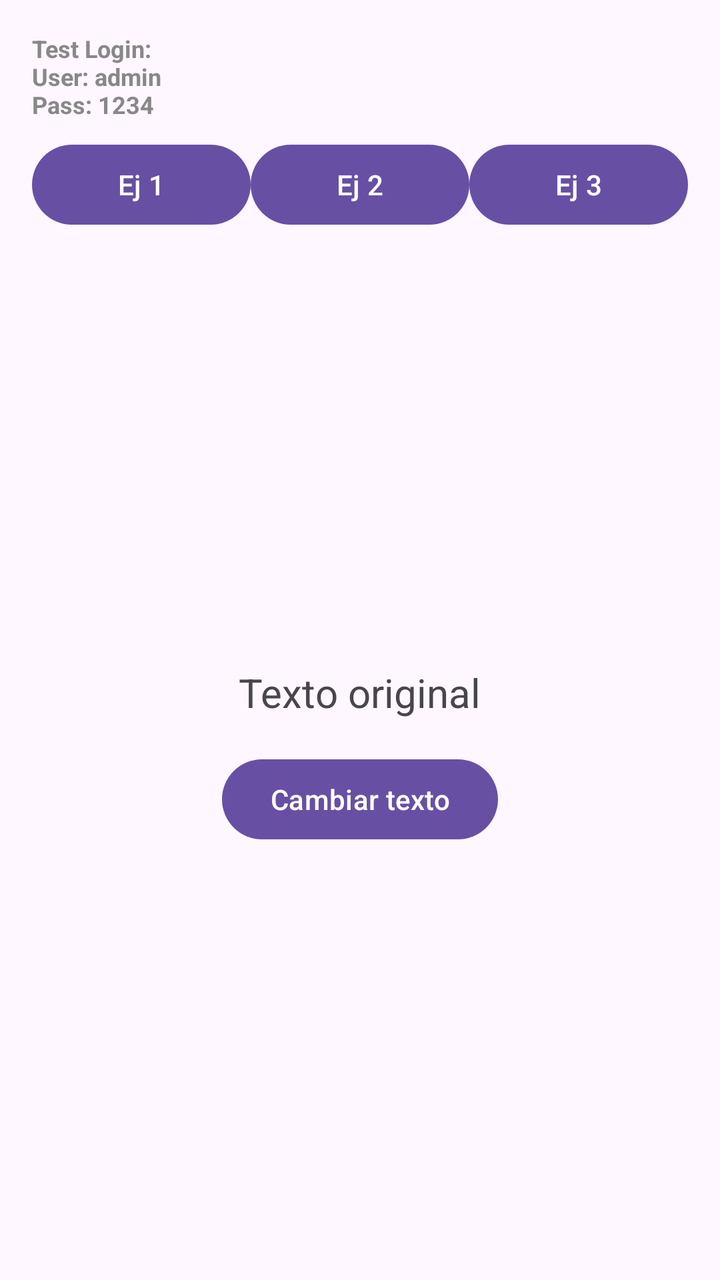
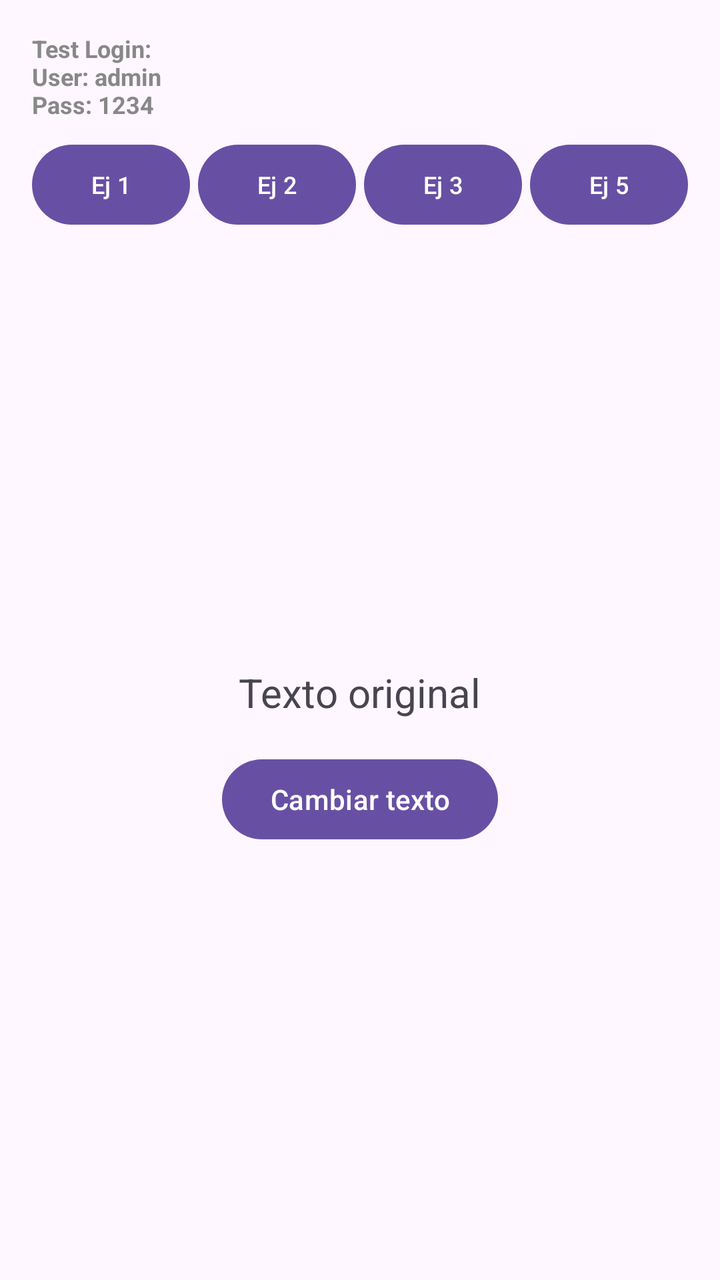

Before-and-after screenshots of an Android layout around one commit, followed by the original layout XML and the change that was made.
<!-- AndroidManifest.xml: application theme Theme.MyApplication -->
<!-- res/layout/activity_main.xml -->
<?xml version="1.0" encoding="utf-8"?>
<RelativeLayout xmlns:android="http://schemas.android.com/apk/res/android"
    android:layout_width="match_parent"
    android:layout_height="match_parent"
    android:padding="16dp">

    <TextView
        android:id="@+id/tvCredencialesPrueba"
        android:layout_width="wrap_content"
        android:layout_height="wrap_content"
        android:layout_alignParentTop="true"
        android:layout_alignParentStart="true"
        android:text="Test Login:\nUser: admin\nPass: 1234"
        android:textSize="12sp"
        android:textColor="#888888"
        android:textStyle="bold" />

    <LinearLayout
        android:id="@+id/menuNavegacion"
        android:layout_width="match_parent"
        android:layout_height="wrap_content"
        android:layout_below="@id/tvCredencialesPrueba"
        android:layout_marginTop="8dp"
        android:orientation="horizontal"
        android:gravity="center">

        <Button
            android:id="@+id/btnActividad1"
            android:layout_width="0dp"
            android:layout_height="wrap_content"
            android:layout_weight="1"
            android:text="Ej 1" />
        <Button
            android:id="@+id/btnActividad2"
            android:layout_width="0dp"
            android:layout_height="wrap_content"
            android:layout_weight="1"
            android:text="Ej 2" />
        <Button
            android:id="@+id/btnActividad3"
            android:layout_width="0dp"
            android:layout_height="wrap_content"
            android:layout_weight="1"
            android:text="Ej 3" />
    </LinearLayout>

    
    <LinearLayout
        android:id="@+id/contenedorEj1"
        android:layout_width="match_parent"
        android:layout_height="match_parent"
        android:layout_below="@id/menuNavegacion"
        android:layout_marginTop="16dp"
        android:orientation="vertical"
        android:gravity="center"
        android:visibility="visible">

        <TextView
            android:id="@+id/tvTextoEj1"
            android:layout_width="wrap_content"
            android:layout_height="wrap_content"
            android:text="Texto original"
            android:textSize="20sp"
            android:layout_marginBottom="16dp"/>
        <Button
            android:id="@+id/btnCambiarTextoEj1"
            android:layout_width="wrap_content"
            android:layout_height="wrap_content"
            android:text="Cambiar texto" />
    </LinearLayout>

    
    <LinearLayout
        android:id="@+id/contenedorEj2"
        android:layout_width="match_parent"
        android:layout_height="match_parent"
        android:layout_below="@id/menuNavegacion"
        android:layout_marginTop="16dp"
        android:orientation="vertical"
        android:gravity="center"
        android:visibility="gone">

        <EditText
            android:id="@+id/etNumero1"
            android:layout_width="match_parent"
            android:layout_height="wrap_content"
            android:hint="Ingrese primer número"
            android:inputType="numberDecimal" />
        <EditText
            android:id="@+id/etNumero2"
            android:layout_width="match_parent"
            android:layout_height="wrap_content"
            android:hint="Ingrese segundo número"
            android:inputType="numberDecimal" />
        <Button
            android:id="@+id/btnSumarEj2"
            android:layout_width="wrap_content"
            android:layout_height="wrap_content"
            android:layout_marginTop="16dp"
            android:text="Sumar" />
        <TextView
            android:id="@+id/tvResultadoEj2"
            android:layout_width="wrap_content"
            android:layout_height="wrap_content"
            android:layout_marginTop="16dp"
            android:textSize="24sp"
            android:text="Resultado: " />
    </LinearLayout>

    
    <LinearLayout
        android:id="@+id/contenedorEj3"
        android:layout_width="match_parent"
        android:layout_height="match_parent"
        android:layout_below="@id/menuNavegacion"
        android:layout_marginTop="16dp"
        android:orientation="vertical"
        android:gravity="center"
        android:visibility="gone">

        <TextView
            android:id="@+id/tvEstadoLogin"
            android:layout_width="wrap_content"
            android:layout_height="wrap_content"
            android:text="Intentos restantes: 3"
            android:layout_marginBottom="16dp"/>
        <EditText
            android:id="@+id/etUsuario"
            android:layout_width="match_parent"
            android:layout_height="wrap_content"
            android:hint="Nombre de usuario" />
        <EditText
            android:id="@+id/etPassword"
            android:layout_width="match_parent"
            android:layout_height="wrap_content"
            android:hint="Contraseña"
            android:inputType="textPassword" />
        <Button
            android:id="@+id/btnValidarEj3"
            android:layout_width="wrap_content"
            android:layout_height="wrap_content"
            android:layout_marginTop="16dp"
            android:text="Validar" />
    </LinearLayout>

</RelativeLayout>
<!-- resources referenced by this layout -->
<resources>
  <style name="Theme.MyApplication" parent="Base.Theme.MyApplication" />
  <style name="Base.Theme.MyApplication" parent="Theme.Material3.DayNight.NoActionBar">
          
          
      </style>
</resources>

<!-- the commit's change to res/layout/activity_main.xml (unified diff, before → after) -->
@@ -8,139 +8,262 @@
         android:id="@+id/tvCredencialesPrueba"
         android:layout_width="wrap_content"
         android:layout_height="wrap_content"
-        android:layout_alignParentTop="true"
-        android:layout_alignParentStart="true"
         android:text="Test Login:\nUser: admin\nPass: 1234"
+        android:textColor="#888888"
         android:textSize="12sp"
-        android:textColor="#888888"
         android:textStyle="bold" />
 
+    
     <LinearLayout
         android:id="@+id/menuNavegacion"
         android:layout_width="match_parent"
         android:layout_height="wrap_content"
         android:layout_below="@id/tvCredencialesPrueba"
         android:layout_marginTop="8dp"
-        android:orientation="horizontal"
-        android:gravity="center">
+        android:orientation="horizontal">
 
         <Button
             android:id="@+id/btnActividad1"
             android:layout_width="0dp"
             android:layout_height="wrap_content"
             android:layout_weight="1"
-            android:text="Ej 1" />
+            android:text="Ej 1"
+            android:textSize="12sp" />
+
         <Button
             android:id="@+id/btnActividad2"
             android:layout_width="0dp"
             android:layout_height="wrap_content"
-            android:layout_weight="1"
-            android:text="Ej 2" />
+            android:layout_marginStart="4dp"
+            android:layout_weight="1"
+            android:text="Ej 2"
+            android:textSize="12sp" />
+
         <Button
             android:id="@+id/btnActividad3"
             android:layout_width="0dp"
             android:layout_height="wrap_content"
-            android:layout_weight="1"
-            android:text="Ej 3" />
+            android:layout_marginStart="4dp"
+            android:layout_weight="1"
+            android:text="Ej 3"
+            android:textSize="12sp" />
+
+        <Button
+            android:id="@+id/btnActividad5"
+            android:layout_width="0dp"
+            android:layout_height="wrap_content"
+            android:layout_marginStart="4dp"
+            android:layout_weight="1"
+            android:text="Ej 5"
+            android:textSize="12sp" />
     </LinearLayout>
 
     
-    <LinearLayout
-        android:id="@+id/contenedorEj1"
+    <FrameLayout
         android:layout_width="match_parent"
         android:layout_height="match_parent"
         android:layout_below="@id/menuNavegacion"
-        android:layout_marginTop="16dp"
-        android:orientation="vertical"
-        android:gravity="center"
-        android:visibility="visible">
-
-        <TextView
-            android:id="@+id/tvTextoEj1"
-            android:layout_width="wrap_content"
-            android:layout_height="wrap_content"
-            android:text="Texto original"
-            android:textSize="20sp"
-            android:layout_marginBottom="16dp"/>
-        <Button
-            android:id="@+id/btnCambiarTextoEj1"
-            android:layout_width="wrap_content"
-            android:layout_height="wrap_content"
-            android:text="Cambiar texto" />
-    </LinearLayout>
-
-    
-    <LinearLayout
-        android:id="@+id/contenedorEj2"
-        android:layout_width="match_parent"
-        android:layout_height="match_parent"
-        android:layout_below="@id/menuNavegacion"
-        android:layout_marginTop="16dp"
-        android:orientation="vertical"
-        android:gravity="center"
-        android:visibility="gone">
-
-        <EditText
-            android:id="@+id/etNumero1"
-            android:layout_width="match_parent"
-            android:layout_height="wrap_content"
-            android:hint="Ingrese primer número"
-            android:inputType="numberDecimal" />
-        <EditText
-            android:id="@+id/etNumero2"
-            android:layout_width="match_parent"
-            android:layout_height="wrap_content"
-            android:hint="Ingrese segundo número"
-            android:inputType="numberDecimal" />
-        <Button
-            android:id="@+id/btnSumarEj2"
-            android:layout_width="wrap_content"
-            android:layout_height="wrap_content"
-            android:layout_marginTop="16dp"
-            android:text="Sumar" />
-        <TextView
-            android:id="@+id/tvResultadoEj2"
-            android:layout_width="wrap_content"
-            android:layout_height="wrap_content"
-            android:layout_marginTop="16dp"
-            android:textSize="24sp"
-            android:text="Resultado: " />
-    </LinearLayout>
-
-    
-    <LinearLayout
-        android:id="@+id/contenedorEj3"
-        android:layout_width="match_parent"
-        android:layout_height="match_parent"
-        android:layout_below="@id/menuNavegacion"
-        android:layout_marginTop="16dp"
-        android:orientation="vertical"
-        android:gravity="center"
-        android:visibility="gone">
-
-        <TextView
-            android:id="@+id/tvEstadoLogin"
-            android:layout_width="wrap_content"
-            android:layout_height="wrap_content"
-            android:text="Intentos restantes: 3"
-            android:layout_marginBottom="16dp"/>
-        <EditText
-            android:id="@+id/etUsuario"
-            android:layout_width="match_parent"
-            android:layout_height="wrap_content"
-            android:hint="Nombre de usuario" />
-        <EditText
-            android:id="@+id/etPassword"
-            android:layout_width="match_parent"
-            android:layout_height="wrap_content"
-            android:hint="Contraseña"
-            android:inputType="textPassword" />
-        <Button
-            android:id="@+id/btnValidarEj3"
-            android:layout_width="wrap_content"
-            android:layout_height="wrap_content"
-            android:layout_marginTop="16dp"
-            android:text="Validar" />
-    </LinearLayout>
-
+        android:layout_marginTop="16dp">
+
+        
+        <LinearLayout
+            android:id="@+id/contenedorEj1"
+            android:layout_width="match_parent"
+            android:layout_height="match_parent"
+            android:gravity="center"
+            android:orientation="vertical">
+
+            <TextView
+                android:id="@+id/tvTextoEj1"
+                android:layout_width="wrap_content"
+                android:layout_height="wrap_content"
+                android:layout_marginBottom="16dp"
+                android:text="Texto original"
+                android:textSize="20sp" />
+
+            <Button
+                android:id="@+id/btnCambiarTextoEj1"
+                android:layout_width="wrap_content"
+                android:layout_height="wrap_content"
+                android:text="Cambiar texto" />
+        </LinearLayout>
+
+        
+        <LinearLayout
+            android:id="@+id/contenedorEj2"
+            android:layout_width="match_parent"
+            android:layout_height="match_parent"
+            android:gravity="center"
+            android:orientation="vertical"
+            android:visibility="gone">
+
+            <EditText
+                android:id="@+id/etNumero1"
+                android:layout_width="match_parent"
+                android:layout_height="wrap_content"
+                android:hint="Ingrese primer número entero"
+                android:inputType="numberSigned" />
+
+            <EditText
+                android:id="@+id/etNumero2"
+                android:layout_width="match_parent"
+                android:layout_height="wrap_content"
+                android:hint="Ingrese segundo número entero"
+                android:inputType="numberSigned" />
+
+            <Button
+                android:id="@+id/btnSumarEj2"
+                android:layout_width="wrap_content"
+                android:layout_height="wrap_content"
+                android:layout_marginTop="16dp"
+                android:text="Sumar" />
+
+            <TextView
+                android:id="@+id/tvResultadoEj2"
+                android:layout_width="wrap_content"
+                android:layout_height="wrap_content"
+                android:layout_marginTop="16dp"
+                android:text="Resultado: "
+                android:textSize="24sp" />
+        </LinearLayout>
+
+        
+        <LinearLayout
+            android:id="@+id/contenedorEj3"
+            android:layout_width="match_parent"
+            android:layout_height="match_parent"
+            android:gravity="center"
+            android:orientation="vertical"
+            android:visibility="gone">
+
+            <TextView
+                android:id="@+id/tvEstadoLogin"
+                android:layout_width="wrap_content"
+                android:layout_height="wrap_content"
+                android:layout_marginBottom="16dp"
+                android:text="Intentos restantes: 3" />
+
+            <EditText
+                android:id="@+id/etUsuario"
+                android:layout_width="match_parent"
+                android:layout_height="wrap_content"
+                android:hint="Nombre de usuario" />
+
+            <EditText
+                android:id="@+id/etPassword"
+                android:layout_width="match_parent"
+                android:layout_height="wrap_content"
+                android:hint="Contraseña"
+                android:inputType="textPassword" />
+
+            <Button
+                android:id="@+id/btnValidarEj3"
+                android:layout_width="wrap_content"
+                android:layout_height="wrap_content"
+                android:layout_marginTop="16dp"
+                android:text="Validar" />
+        </LinearLayout>
+
+        
+        <LinearLayout
+            android:id="@+id/contenedorEj5"
+            android:layout_width="match_parent"
+            android:layout_height="match_parent"
+            android:gravity="center_horizontal"
+            android:orientation="vertical"
+            android:visibility="gone">
+
+            <TextView
+                android:layout_width="wrap_content"
+                android:layout_height="wrap_content"
+                android:layout_marginBottom="8dp"
+                android:text="Selecciona un sensor:"
+                android:textSize="16sp"
+                android:textStyle="bold" />
+
+            <LinearLayout
+                android:layout_width="match_parent"
+                android:layout_height="wrap_content"
+                android:layout_marginBottom="16dp"
+                android:orientation="horizontal">
+
+                <Button
+                    android:id="@+id/btnSensorAccel"
+                    android:layout_width="0dp"
+                    android:layout_height="wrap_content"
+                    android:layout_weight="1"
+                    android:text="Aceleróm."
+                    android:textSize="12sp" />
+
+                <Button
+                    android:id="@+id/btnSensorLuz"
+                    android:layout_width="0dp"
+                    android:layout_height="wrap_content"
+                    android:layout_marginStart="4dp"
+                    android:layout_marginEnd="4dp"
+                    android:layout_weight="1"
+                    android:text="Luz"
+                    android:textSize="12sp" />
+
+                <Button
+                    android:id="@+id/btnSensorProx"
+                    android:layout_width="0dp"
+                    android:layout_height="wrap_content"
+                    android:layout_weight="1"
+                    android:text="Proximidad"
+                    android:textSize="12sp" />
+            </LinearLayout>
+
+            <LinearLayout
+                android:id="@+id/tarjetaCreativaSensor"
+                android:layout_width="match_parent"
+                android:layout_height="240dp"
+                android:background="#E3F2FD"
+                android:gravity="center"
+                android:orientation="vertical"
+                android:padding="20dp">
+
+                <TextView
+                    android:id="@+id/tvTituloSensor"
+                    android:layout_width="wrap_content"
+                    android:layout_height="wrap_content"
+                    android:layout_marginBottom="12dp"
+                    android:text="SENSOR: NINGUNO"
+                    android:textAllCaps="true"
+                    android:textColor="#0D47A1"
+                    android:textSize="16sp"
+                    android:textStyle="bold" />
+
+                <TextView
+                    android:id="@+id/tvInterpretacionCreativa"
+                    android:layout_width="wrap_content"
+                    android:layout_height="wrap_content"
+                    android:layout_marginBottom="16dp"
+                    android:gravity="center"
+                    android:text="Elige un sensor arriba para comenzar"
+                    android:textColor="#111111"
+                    android:textSize="20sp"
+                    android:textStyle="bold" />
+
+                <ProgressBar
+                    android:id="@+id/barraNivelSensor"
+                    style="?android:attr/progressBarStyleHorizontal"
+                    android:layout_width="match_parent"
+                    android:layout_height="16dp"
+                    android:layout_marginBottom="12dp"
+                    android:max="100"
+                    android:progress="0" />
+
+                <TextView
+                    android:id="@+id/tvValoresCrudosSensor"
+                    android:layout_width="wrap_content"
+                    android:layout_height="wrap_content"
+                    android:gravity="center"
+                    android:text="Valores: --"
+                    android:textColor="#333333"
+                    android:textSize="14sp" />
+            </LinearLayout>
+        </LinearLayout>
+
+    </FrameLayout>
 </RelativeLayout>
